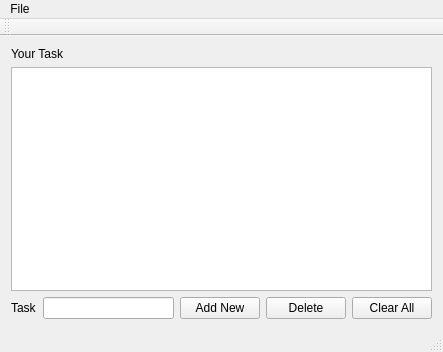
tinbuiwd/todoqt, file mainwindow.ui: the form before one commit.
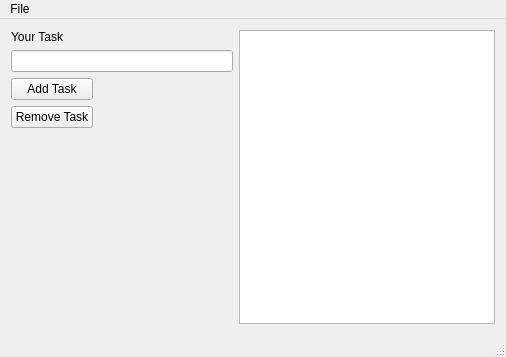
The form after the commit.

What changed in the file:
```diff
--- a/mainwindow.ui
+++ b/mainwindow.ui
@@ -6,31 +6,31 @@
    <rect>
     <x>0</x>
     <y>0</y>
-    <width>443</width>
-    <height>352</height>
+    <width>506</width>
+    <height>357</height>
    </rect>
   </property>
   <property name="windowTitle">
    <string>MainWindow</string>
   </property>
   <widget class="QWidget" name="centralWidget">
-   <layout class="QVBoxLayout" name="verticalLayout">
+   <layout class="QHBoxLayout" name="horizontalLayout_3">
     <item>
-     <widget class="QLabel" name="label_2">
-      <property name="text">
-       <string>Your Task</string>
-      </property>
-     </widget>
-    </item>
+     <layout class="QHBoxLayout" name="horizontalLayout_2">
     <item>
-     <widget class="QListWidget" name="listWidget"/>
-    </item>
+       <layout class="QVBoxLayout" name="verticalLayout_3">
     <item>
-     <layout class="QHBoxLayout" name="horizontalLayout">
+         <layout class="QVBoxLayout" name="verticalLayout_2">
       <item>
        <widget class="QLabel" name="label">
         <property name="text">
-         <string>Task</string>
+             <string>Your Task</string>
+            </property>
+            <property name="textFormat">
+             <enum>Qt::AutoText</enum>
+            </property>
+            <property name="buddy">
+             <cstring>lineEdit</cstring>
         </property>
        </widget>
       </item>
@@ -38,23 +38,61 @@
        <widget class="QLineEdit" name="lineEdit"/>
       </item>
       <item>
-       <widget class="QPushButton" name="btbAddNew">
+           <layout class="QHBoxLayout" name="horizontalLayout">
+            <item>
+             <layout class="QVBoxLayout" name="verticalLayout">
+              <item>
+               <widget class="QPushButton" name="addButton">
         <property name="text">
-         <string>Add New</string>
+                 <string>Add Task</string>
         </property>
        </widget>
       </item>
       <item>
-       <widget class="QPushButton" name="btnDelete">
+               <widget class="QPushButton" name="removeButton">
         <property name="text">
-         <string>Delete</string>
+                 <string>Remove Task</string>
         </property>
        </widget>
       </item>
+             </layout>
+            </item>
       <item>
-       <widget class="QPushButton" name="btnClearAll">
-        <property name="text">
-         <string>Clear All</string>
+             <spacer name="horizontalSpacer">
+              <property name="orientation">
+               <enum>Qt::Horizontal</enum>
+              </property>
+              <property name="sizeHint" stdset="0">
+               <size>
+                <width>40</width>
+                <height>20</height>
+               </size>
+              </property>
+             </spacer>
+            </item>
+           </layout>
+          </item>
+         </layout>
+        </item>
+        <item>
+         <spacer name="verticalSpacer">
+          <property name="orientation">
+           <enum>Qt::Vertical</enum>
+          </property>
+          <property name="sizeHint" stdset="0">
+           <size>
+            <width>20</width>
+            <height>40</height>
+           </size>
+          </property>
+         </spacer>
+        </item>
+       </layout>
+      </item>
+      <item>
+       <widget class="QListWidget" name="listWidget">
+        <property name="selectionMode">
+         <enum>QAbstractItemView::MultiSelection</enum>
         </property>
        </widget>
       </item>
@@ -67,7 +105,7 @@
     <rect>
      <x>0</x>
      <y>0</y>
-     <width>443</width>
+     <width>506</width>
      <height>21</height>
     </rect>
    </property>
@@ -79,14 +117,6 @@
    </widget>
    <addaction name="menuFike"/>
   </widget>
-  <widget class="QToolBar" name="mainToolBar">
-   <attribute name="toolBarArea">
-    <enum>TopToolBarArea</enum>
-   </attribute>
-   <attribute name="toolBarBreak">
-    <bool>false</bool>
-   </attribute>
-  </widget>
   <widget class="QStatusBar" name="statusBar"/>
   <action name="actionAbout">
    <property name="text">
```
Left out of the diff: 36 changed lines with no effect on the pictures. Lines whose indentation alone changed are shown as unchanged.
